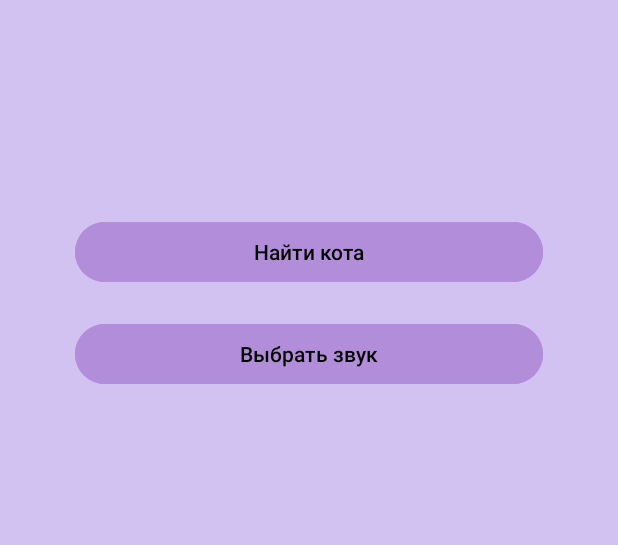
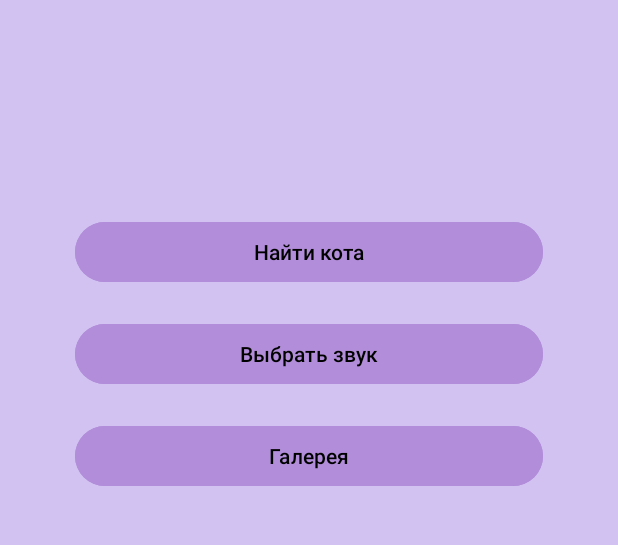
Before and after one commit to LinaLLLL/ScareCatApp, an Android app: the screen it shows after launch (MenuActivity), on a phone screen of 412 x 824 dp, the part 270-815 px from its top. Run offline under Robolectric (Android 15) with nearby library versions, the phone set to English and light mode, and no system bars.

Commit message:
Добавлена страница галереи

```diff
--- a/app/build.gradle.kts
+++ b/app/build.gradle.kts
@@ -55,7 +55,8 @@ dependencies {
     implementation("com.google.mlkit:image-labeling:17.0.7")
     // Библиотека для работы с изображениями
     implementation("com.google.mlkit:image-labeling-custom:17.0.2")
-
+    implementation("com.github.bumptech.glide:glide:4.16.0")
+    annotationProcessor("com.github.bumptech.glide:compiler:4.16.0")
     // CameraX core library
     implementation("androidx.camera:camera-core:$cameraxVersion")
     // CameraX Camera2 implementation
--- a/app/src/main/AndroidManifest.xml
+++ b/app/src/main/AndroidManifest.xml
@@ -9,9 +9,6 @@
     <uses-permission android:name="android.permission.CAMERA" />
     <uses-permission android:name="android.permission.WRITE_EXTERNAL_STORAGE" />
     <uses-permission android:name="android.permission.READ_EXTERNAL_STORAGE" />
-<!--    <activity android:name=".MusicSelectionActivity"-->
-<!--        android:theme="@style/Theme.AppCompat.Light.NoActionBar"-->
-<!--        tools:ignore="MissingClass" />-->
 
     <application
         android:allowBackup="true"
@@ -22,6 +19,9 @@
         android:supportsRtl="true"
         android:theme="@style/Theme.ScareCat"
         tools:targetApi="31">
+        <activity
+            android:name=".GalleryActivity"
+            android:exported="false" />
         <activity
             android:name=".ChangeSoundActivity"
             android:exported="false" />
--- a/app/src/main/java/com/example/scarecat/MenuActivity.java
+++ b/app/src/main/java/com/example/scarecat/MenuActivity.java
@@ -44,6 +44,12 @@ public class MenuActivity extends AppCompatActivity {
         startActivityForResult(intent, REQUEST_CODE_SELECT_SOUND);
     }
 
+    //метод для перехода на страницу галереи
+    public void goGalleryActivity(View v){
+        Intent intent = new Intent(this, GalleryActivity.class);
+        startActivity(intent);
+    }
+
 
     @Override
     protected void onActivityResult(int requestCode, int resultCode, Intent data) {
--- a/app/src/main/res/layout/activity_menu.xml
+++ b/app/src/main/res/layout/activity_menu.xml
@@ -68,6 +68,19 @@
             android:text="@string/btn_sound"
             android:textColor="@color/black" />
 
+        <Button
+            android:id="@+id/btn_gallery"
+            style="@style/Widget.Material3.Button"
+            android:layout_width="match_parent"
+            android:layout_height="wrap_content"
+            android:layout_marginStart="50sp"
+            android:layout_marginTop="20sp"
+            android:layout_marginEnd="50sp"
+            android:backgroundTint="@color/btn_color"
+            android:onClick="goGalleryActivity"
+            android:text="@string/btn_Gallery"
+            android:textColor="@color/black" />
+
     </LinearLayout>
 
 </androidx.constraintlayout.widget.ConstraintLayout>
--- a/app/src/main/res/values/strings.xml
+++ b/app/src/main/res/values/strings.xml
@@ -1,11 +1,18 @@
 <resources>
     <string name="app_name">ScareCat</string>
     <string name="contentDescription">Error</string>
+
     <string name="btn_detector">Найти кота</string>
     <string name="btn_sound">Выбрать звук</string>
+
     <string name="first_sound">Спокойная</string>
     <string name="second_sound">Сирена</string>
     <string name="third_sound">Крик</string>
+
     <string name="Change_sound">Выберите звук</string>
+
     <string name="confirmation">Подтвердить</string>
+
+    <string name="emptyGallery">Галерея пуста</string>
+    <string name="btn_Gallery">Галерея</string>
 </resources>
```
Also changed, not shown: app/src/main/java/com/example/scarecat/GalleryActivity.java (added, +62 -0 lines), app/src/main/java/com/example/scarecat/GridView.java (added, +55 -0 lines), app/src/main/java/com/example/scarecat/MainActivity.java (+7 -1 lines), app/src/main/res/layout/activity_gallery.xml (added, +22 -0 lines), app/src/main/res/layout/activity_main.xml (+14 -0 lines).
